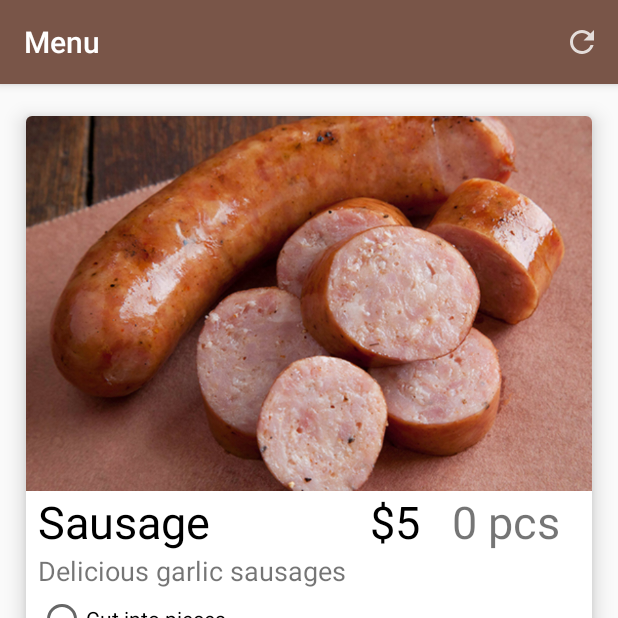
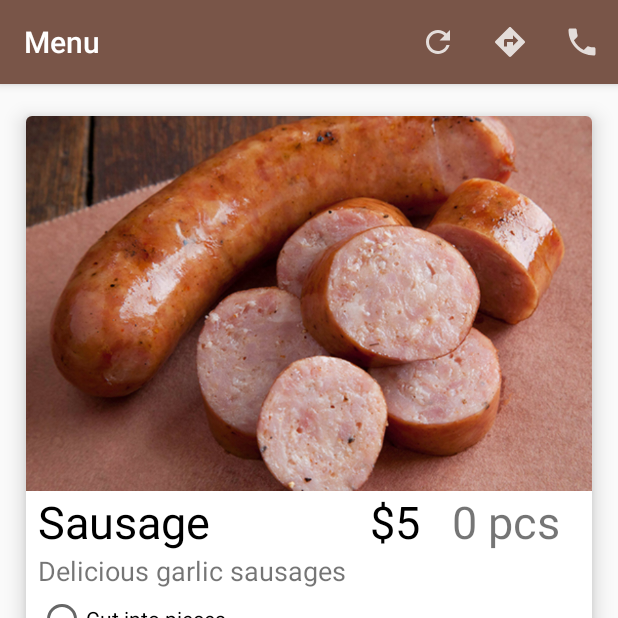
Before and after one commit to mgrddsj-old-projects/MenuAppByJesseXu, an Android app: the screen it shows after launch (MainActivity), on a phone screen of 412 x 824 dp, the top half of it. Run offline under Robolectric (Android 15) with nearby library versions, the phone set to English and light mode, and no system bars.

Commit message:
Yesterday's work, added maps support and phone call feature.

```diff
--- a/app/src/main/AndroidManifest.xml
+++ b/app/src/main/AndroidManifest.xml
@@ -23,4 +23,6 @@
         </activity>
     </application>
 
+    <uses-permission android:name="android.permission.CALL_PHONE" />
+
 </manifest>
--- a/app/src/main/java/com/example/menu/MainActivity.java
+++ b/app/src/main/java/com/example/menu/MainActivity.java
@@ -4,6 +4,7 @@ import androidx.appcompat.app.AppCompatActivity;
 
 import android.app.ActivityOptions;
 import android.content.Intent;
+import android.net.Uri;
 import android.os.Build;
 import android.os.Bundle;
 import android.view.Menu;
@@ -51,6 +52,27 @@ public class MainActivity extends AppCompatActivity {
         if (id == R.id.reset) {
             // do something here
             reset();
+        }
+        else if (id == R.id.navigate)
+        {
+            Intent intent = new Intent();
+            intent.setAction(Intent.ACTION_VIEW);
+            intent.addCategory(Intent.CATEGORY_DEFAULT);
+
+            //将功能Scheme以URI的方式传入data
+            Uri uri = Uri.parse("androidamap://viewMap?sourceApplication=com.example.menu&poiname=广州贝赛思国际学校&lat=23.168041&lon=113.440126&dev=0");
+            intent.setData(uri);
+
+            //启动该页面即可
+            startActivity(intent);
+        }
+        else if (id == R.id.call)
+        {
+            Intent intent = new Intent(Intent.ACTION_DIAL);
+            intent.setData(Uri.parse("tel:10086"));
+            if (intent.resolveActivity(getPackageManager()) != null) {
+                startActivity(intent);
+            }
         }
         return super.onOptionsItemSelected(item);
     }
--- /dev/null
+++ b/app/src/main/res/drawable-anydpi/ic_call.xml
@@ -0,0 +1,11 @@
+<vector xmlns:android="http://schemas.android.com/apk/res/android"
+    android:width="24dp"
+    android:height="24dp"
+    android:viewportWidth="24"
+    android:viewportHeight="24"
+    android:tint="#FFFFFF"
+    android:alpha="0.8">
+    <path
+        android:fillColor="#FF000000"
+        android:pathData="M6.62,10.79c1.44,2.83 3.76,5.14 6.59,6.59l2.2,-2.2c0.27,-0.27 0.67,-0.36 1.02,-0.24 1.12,0.37 2.33,0.57 3.57,0.57 0.55,0 1,0.45 1,1V20c0,0.55 -0.45,1 -1,1 -9.39,0 -17,-7.61 -17,-17 0,-0.55 0.45,-1 1,-1h3.5c0.55,0 1,0.45 1,1 0,1.25 0.2,2.45 0.57,3.57 0.11,0.35 0.03,0.74 -0.25,1.02l-2.2,2.2z"/>
+</vector>
--- /dev/null
+++ b/app/src/main/res/drawable-anydpi/ic_navigate.xml
@@ -0,0 +1,11 @@
+<vector xmlns:android="http://schemas.android.com/apk/res/android"
+    android:width="24dp"
+    android:height="24dp"
+    android:viewportWidth="24"
+    android:viewportHeight="24"
+    android:tint="#FFFFFF"
+    android:alpha="0.8">
+    <path
+        android:fillColor="#FF000000"
+        android:pathData="M21.71,11.29l-9,-9c-0.39,-0.39 -1.02,-0.39 -1.41,0l-9,9c-0.39,0.39 -0.39,1.02 0,1.41l9,9c0.39,0.39 1.02,0.39 1.41,0l9,-9c0.39,-0.38 0.39,-1.01 0,-1.41zM14,14.5V12h-4v3H8v-4c0,-0.55 0.45,-1 1,-1h5V7.5l3.5,3.5 -3.5,3.5z"/>
+</vector>
--- a/app/src/main/res/menu/main_activity_menu.xml
+++ b/app/src/main/res/menu/main_activity_menu.xml
@@ -8,4 +8,14 @@
         android:title="Reset"
         android:visible="true"
         app:showAsAction="always" />
+    <item
+        android:id="@+id/navigate"
+        android:icon="@drawable/ic_navigate"
+        android:title="Navigate"
+        app:showAsAction="ifRoom" />
+    <item
+        android:id="@+id/call"
+        android:icon="@drawable/ic_call"
+        android:title="Call"
+        app:showAsAction="ifRoom" />
 </menu>
```
Also changed, not shown: app/src/main/res/drawable-hdpi/ic_call.png (added), app/src/main/res/drawable-hdpi/ic_navigate.png (added), app/src/main/res/drawable-mdpi/ic_call.png (added), app/src/main/res/drawable-mdpi/ic_navigate.png (added), app/src/main/res/drawable-xhdpi/ic_call.png (added), app/src/main/res/drawable-xhdpi/ic_navigate.png (added), app/src/main/res/drawable-xxhdpi/ic_call.png (added), app/src/main/res/drawable-xxhdpi/ic_navigate.png (added).
